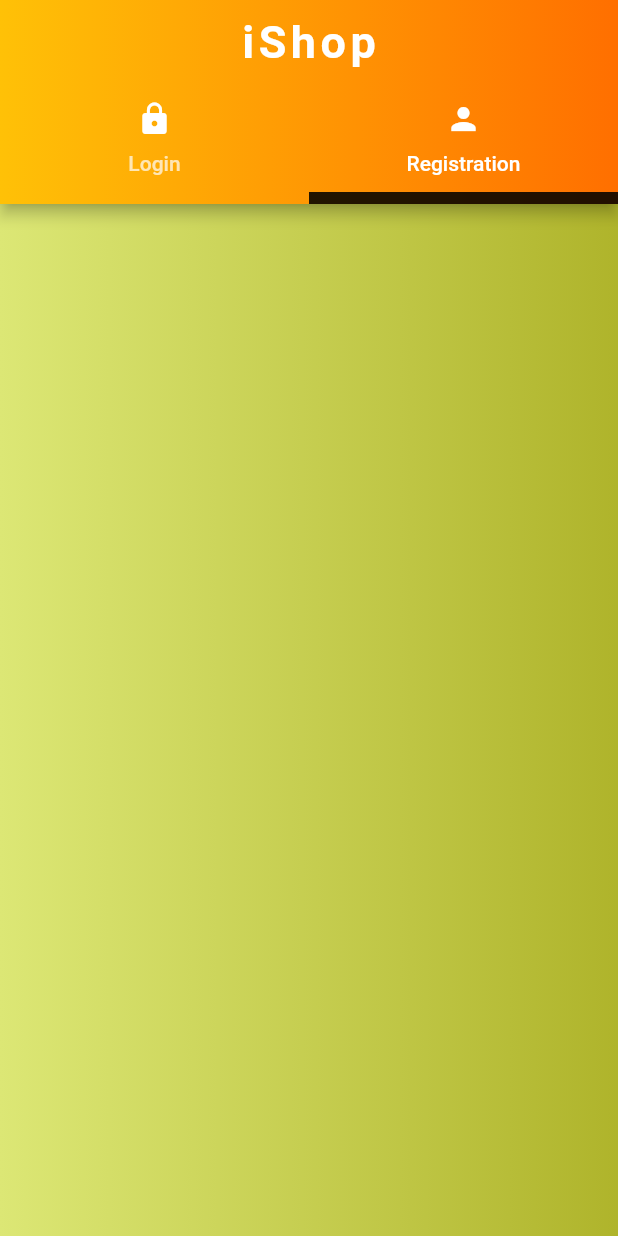
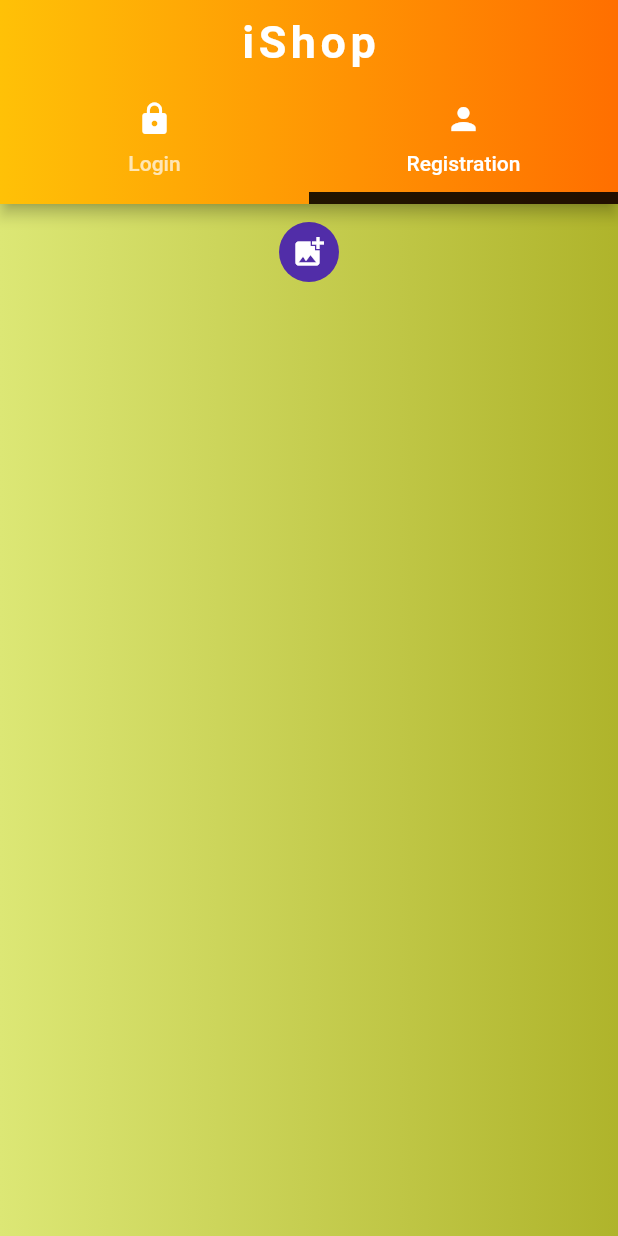
Before and after one commit to Devsaci/amazonclone_user_app, a Flutter app: the screen it shows after launch, tab 2 chosen, on a phone screen of 412 x 824 dp. Run offline on Flutter 3.47's test engine with Material 2 defaults, Android fonts, the phone set to English and light mode, and no system bars; our stand-ins replace firebase_core; accounts and stored records are empty.

Commit message:
CircleAvatar Icons.add_photo_alternate

```diff
--- a/lib/authScreens/registration_tab_page.dart
+++ b/lib/authScreens/registration_tab_page.dart
@@ -1,4 +1,5 @@
 import 'package:flutter/cupertino.dart';
+import 'package:flutter/material.dart';
 
 class RegistrationTabPage extends StatefulWidget {
   const RegistrationTabPage({Key? key}) : super(key: key);
@@ -12,8 +13,13 @@ class _RegistrationTabPageState extends State<RegistrationTabPage> {
   Widget build(BuildContext context) {
     return SingleChildScrollView(
       child: Container(
-        child: Column(
-          children: [],
+        child: const Column(
+          children: [
+            SizedBox(height: 12),
+            //get-capture image
+            CircleAvatar(child: Icon(Icons.add_photo_alternate)),
+            //inputs form fields
+          ],
         ),
       ),
     );
```
